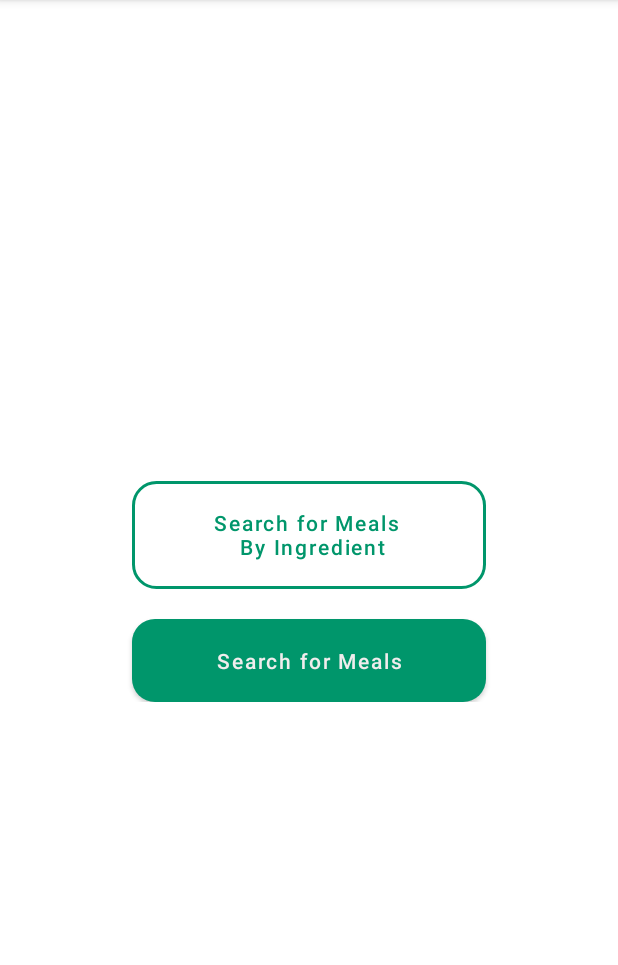
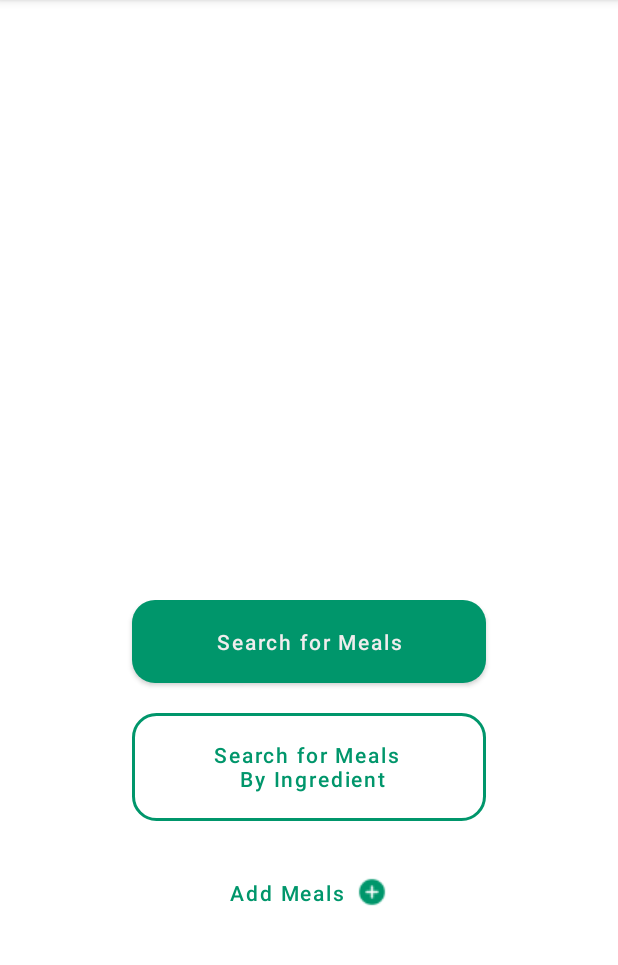
Before and after one commit to AakifAhmedd/MobileAppDev-CW2, an Android app: the screen it shows after launch (MainActivity), on a phone screen of 412 x 824 dp, the part 84-1049 px from its top. Run offline under Robolectric (Android 15) with nearby library versions, the phone set to English and light mode, and no system bars.

Commit message:
Main Screen Buttons Alignment and Styling Done

```diff
--- a/app/src/main/res/layout/activity_main.xml
+++ b/app/src/main/res/layout/activity_main.xml
@@ -10,23 +10,9 @@
     <LinearLayout
         android:layout_width="match_parent"
         android:layout_height="wrap_content"
+        android:gravity="center"
         android:orientation="vertical"
-        android:gravity="center"
-        app:layout_constraintBottom_toBottomOf="parent"
-        app:layout_constraintEnd_toEndOf="parent"
-        app:layout_constraintStart_toStartOf="parent"
-        app:layout_constraintTop_toTopOf="parent"
-        >
-
-        <Button
-            android:id="@+id/button2"
-            android:layout_width="236dp"
-            android:layout_height="72dp"
-            android:background="@drawable/button_secondary"
-            android:text="@string/by_ingredient_string"
-            android:textAllCaps="false"
-            android:textColor="?attr/colorPrimary"
-            android:layout_margin="20dp"/>
+        app:layout_constraintTop_toTopOf="@+id/guideline3">
 
         <Button
             android:id="@+id/button"
@@ -34,10 +20,38 @@
             android:layout_height="55dp"
             android:background="@drawable/button_primary"
             android:text="@string/search_for_meals_string"
+            android:textAllCaps="false" />
+
+        <Button
+            android:id="@+id/button2"
+            android:layout_width="236dp"
+            android:layout_height="72dp"
+            android:layout_margin="20dp"
+            android:background="@drawable/button_secondary"
+            android:text="@string/by_ingredient_string"
             android:textAllCaps="false"
-            tools:ignore="MissingConstraints" />
+            android:textColor="?attr/colorSecondary" />
+
+
+        <Button
+            android:id="@+id/button3"
+            android:layout_width="wrap_content"
+            android:layout_height="55dp"
+            android:background="@drawable/button_tertiary"
+            android:drawableEnd="@drawable/add"
+            android:text="@string/add_meals_string"
+            android:textAllCaps="false"
+            android:textColor="?attr/colorPrimary" />
+
 
     </LinearLayout>
 
+    <androidx.constraintlayout.widget.Guideline
+        android:id="@+id/guideline3"
+        android:layout_width="wrap_content"
+        android:layout_height="wrap_content"
+        android:orientation="horizontal"
+        app:layout_constraintGuide_begin="400dp" />
+
 
 </androidx.constraintlayout.widget.ConstraintLayout>
--- a/app/src/main/res/values/colors.xml
+++ b/app/src/main/res/values/colors.xml
@@ -1,6 +1,7 @@
 <?xml version="1.0" encoding="utf-8"?>
 <resources>
 	<color name="colorPrimary">#00966B</color>
+	<color name="colorSecondary">#00796B</color>
 	<color name="colorPrimaryDark">#007856</color>
 	<color name="black">#10111D</color>
 	<color name="white">#F0EDED</color>
```
